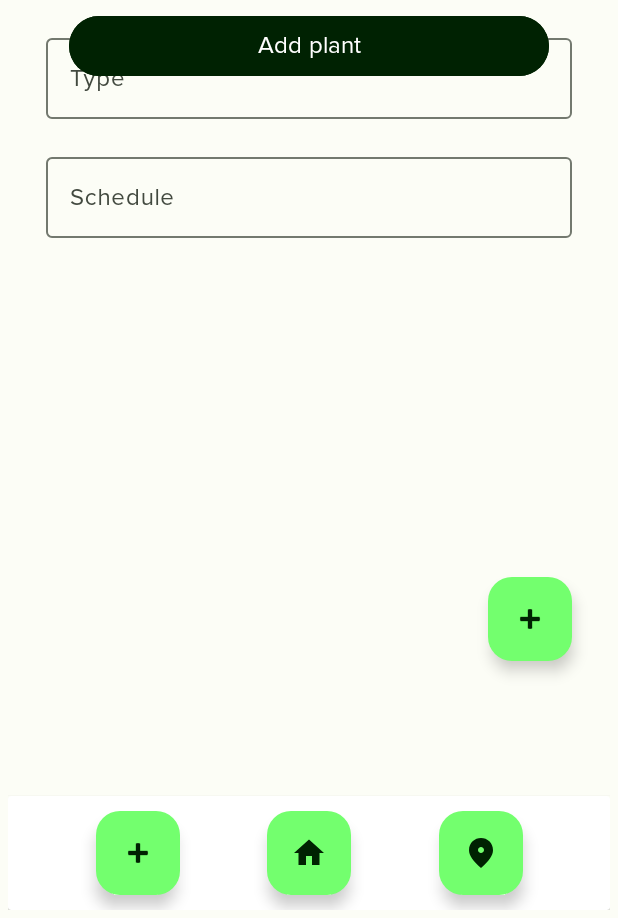
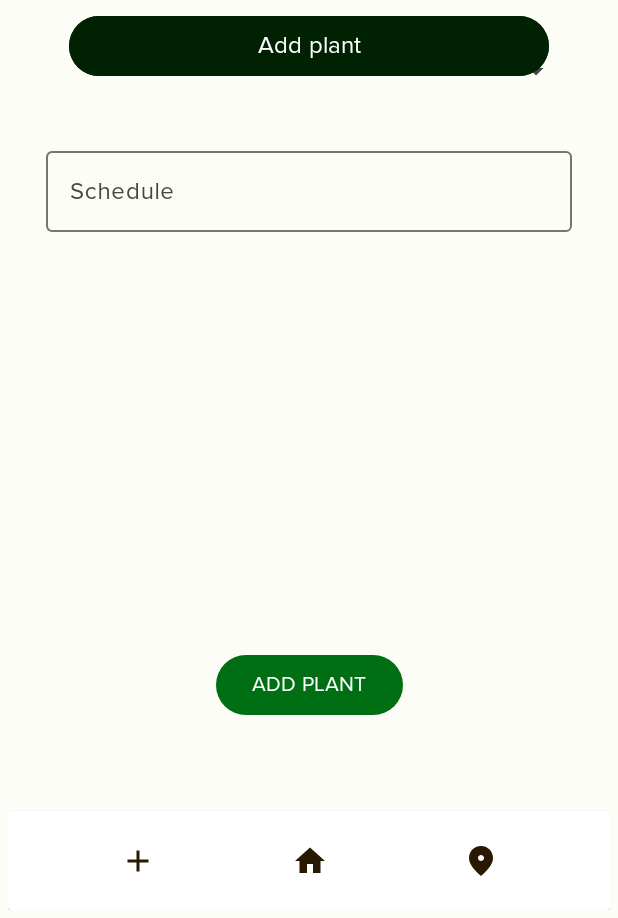
Before and after one commit to mlukee/plantBuddyMobileApp, an Android app: the fragment InputFragment placed in its activity, on a phone screen of 412 x 824 dp, the part 318-1236 px from its top. Run offline under Robolectric (Android 15) with nearby library versions, the phone set to English and light mode, and no system bars; 4 statements that could not run were skipped.

Commit message:
Change main activity buttons

```diff
--- a/app/src/main/java/com/example/plantbuddy/InputFragment.kt
+++ b/app/src/main/java/com/example/plantbuddy/InputFragment.kt
@@ -5,6 +5,9 @@ import androidx.fragment.app.Fragment
 import android.view.LayoutInflater
 import android.view.View
 import android.view.ViewGroup
+import android.widget.AdapterView
+import android.widget.ArrayAdapter
+import android.widget.Toast
 import androidx.fragment.app.setFragmentResult
 import com.example.lib.Plant
 import com.example.plantbuddy.databinding.FragmentInputBinding
@@ -20,50 +23,78 @@ enum class ARGUMENTS(val key: String) {
 class InputFragment : Fragment(R.layout.fragment_input) {
     private lateinit var binding: FragmentInputBinding
     private var plantID: String? = null
+
     override fun onCreateView(
         inflater: LayoutInflater, container: ViewGroup?,
         savedInstanceState: Bundle?
     ): View? {
-        binding = FragmentInputBinding.inflate(layoutInflater)
+        binding = FragmentInputBinding.inflate(inflater, container, false)
 
-        arguments?.getString(ARGUMENTS.PLANT_NAME.key)?.let {
-            binding.inputNameText.editText?.setText(it)
-        }
-        arguments?.getString(ARGUMENTS.PLANT_TYPE.key)?.let {
-            binding.inputTypeText?.editText?.setText(it)
-        }
-        arguments?.getString(ARGUMENTS.PLANT_SCHEDULE.key)?.let {
-            binding.inputScheduleText?.editText?.setText(it)
-        }
-
-        plantID = arguments?.getString(ARGUMENTS.PLANT_ID.key)
-
-        val isEditing = arguments?.containsKey(ARGUMENTS.PLANT_NAME.key) == true
-        val requestKey = if (isEditing) "editRequestKey" else "addRequestKey"
-        if (isEditing) {
-            binding.fragmentInputHeading.text = "UPDATE PLANT"
-        }
+        setupSpinner()
 
         binding.addPlant.setOnClickListener {
+            if(binding.inputNameText.editText?.text.toString() == "") {
+                Toast.makeText(context, "You need to input plant name!", Toast.LENGTH_SHORT).show()
+            }else {
                 val result = Bundle().apply {
-                if (isEditing) {
-                    putString(ARGUMENTS.PLANT_ID.key, plantID)
-                }
-                putString(ARGUMENTS.PLANT_NAME.key, binding.inputNameText.editText?.text.toString())
-                putString(ARGUMENTS.PLANT_TYPE.key, binding.inputTypeText?.editText?.text.toString())
+                    putString(
+                        ARGUMENTS.PLANT_NAME.key,
+                        binding.inputNameText.editText?.text.toString()
+                    )
+                    putString(
+                        ARGUMENTS.PLANT_TYPE.key,
+                        binding.plantTypeSpinner?.selectedItem.toString()
+                    )
                     putString(
                         ARGUMENTS.PLANT_SCHEDULE.key,
                         binding.inputScheduleText?.editText?.text.toString()
                     )
                 }
 
-            // Set the result with a unique requestKey and the bundle
-            setFragmentResult(requestKey, result)
-
-            // Optionally close the fragment
+                setFragmentResult("addRequestKey", result)
                 parentFragmentManager.popBackStack()
+            }
         }
 
         return binding.root
     }
+
+    private fun setupSpinner() {
+        ArrayAdapter.createFromResource(
+            requireContext(),
+            R.array.plant_types,
+            android.R.layout.simple_spinner_item
+        ).also { adapter ->
+            adapter.setDropDownViewResource(android.R.layout.simple_spinner_dropdown_item)
+            binding.plantTypeSpinner?.adapter = adapter
         }
+
+        binding.plantTypeSpinner?.onItemSelectedListener = object : AdapterView.OnItemSelectedListener {
+            override fun onItemSelected(parent: AdapterView<*>, view: View, position: Int, id: Long) {
+                val selectedPlantType = parent.getItemAtPosition(position).toString()
+                updateWateringSchedule(selectedPlantType)
+            }
+
+            override fun onNothingSelected(parent: AdapterView<*>) {}
+        }
+    }
+
+    private fun updateWateringSchedule(plantType: String) {
+            val schedule = when (plantType) {
+                "Cactus", "Succulent", "Bamboo", "Aloe Vera",
+                "Snake Plant", "Ficus", "Bonsai", "Palm",
+                "Jade Plant", "Sunflower" -> "Every 7-10 days"
+
+                "Orchid", "Spider Plant", "Peace Lily", "Rubber Plant",
+                "Pothos", "Money Tree", "Calathea", "Monstera",
+                "Daisy", "Hydrangea" -> "Every 5-7 days"
+
+                "Fern", "Rose", "Lilac" -> "Every 2-3 days"
+                "Begonia", "Zinnia", "Marigold" -> "Every 3-5 days"
+                "Philodendron", "Lavender" -> "Every 2-3 weeks"
+                "Tulip" -> "Every 7 days"
+                else -> "Default schedule"
+            }
+        binding.inputScheduleText?.editText?.setText(schedule)
+    }
+}
--- a/app/src/main/java/com/example/plantbuddy/MapsActivity.kt
+++ b/app/src/main/java/com/example/plantbuddy/MapsActivity.kt
@@ -53,10 +53,10 @@ class MapsActivity : AppCompatActivity(), OnMapReadyCallback {
             val markerOptions = MarkerOptions()
                 .position(latLng)
                 .title(name)
-                .icon(bitmapDescriptor) // Set the custom icon here
+                .icon(bitmapDescriptor)
             val marker = mMap.addMarker(markerOptions)
 
-            marker?.tag = store // Store the JSON object in the marker tag for later retrieval
+            marker?.tag = store
         }
 
         mMap.setOnMarkerClickListener { marker ->
--- a/app/src/main/java/com/example/plantbuddy/StoreDetailActivity.kt
+++ b/app/src/main/java/com/example/plantbuddy/StoreDetailActivity.kt
@@ -15,10 +15,9 @@ class StoreDetailActivity : AppCompatActivity() {
         binding = ActivityStoreDetailBinding.inflate(layoutInflater)
         setContentView(binding.root)
 
-        if(intent.hasExtra("store_details")) {
+        if (intent.hasExtra("store_details")) {
             val storeDetails = intent.getStringExtra("store_details")?.let { JSONObject(it) }
 
-            // Assuming you have a field "image_name" in your JSON which corresponds to drawable names
             storeDetails?.let {
                 val imageName = it.optString("imgSrc")
                 val resourceId = resources.getIdentifier(imageName, "drawable", packageName)
--- /dev/null
+++ b/app/src/main/res/drawable/add_img.xml
@@ -0,0 +1,5 @@
+<vector android:height="24dp"
+    android:viewportHeight="24" android:viewportWidth="24"
+    android:width="24dp" xmlns:android="http://schemas.android.com/apk/res/android">
+    <path android:fillColor="@color/md_theme_onTertiaryContainer" android:pathData="M19,13h-6v6h-2v-6H5v-2h6V5h2v6h6v2z"/>
+</vector>
--- a/app/src/main/res/drawable/ic_home_black_24dp.xml
+++ b/app/src/main/res/drawable/ic_home_black_24dp.xml
@@ -4,6 +4,6 @@
     android:viewportWidth="24.0"
     android:viewportHeight="24.0">
     <path
-        android:fillColor="#FF000000"
+        android:fillColor="@color/md_theme_onTertiaryContainer"
         android:pathData="M10,20v-6h4v6h5v-8h3L12,3 2,12h3v8z" />
 </vector>
--- a/app/src/main/res/drawable/maps_marker.xml
+++ b/app/src/main/res/drawable/maps_marker.xml
@@ -1,4 +1,4 @@
-<vector android:height="24dp" android:tint="#000000"
+<vector android:height="24dp" android:tint="@color/md_theme_onTertiaryContainer"
     android:viewportHeight="24" android:viewportWidth="24"
     android:width="24dp" xmlns:android="http://schemas.android.com/apk/res/android">
     <path android:fillColor="@android:color/white" android:pathData="M12,2c-4.2,0 -8,3.22 -8,8.2c0,3.32 2.67,7.25 8,11.8c5.33,-4.55 8,-8.48 8,-11.8C20,5.22 16.2,2 12,2zM12,12c-1.1,0 -2,-0.9 -2,-2c0,-1.1 0.9,-2 2,-2c1.1,0 2,0.9 2,2C14,11.1 13.1,12 12,12z"/>
--- a/app/src/main/res/layout-v28/fragment_input.xml
+++ b/app/src/main/res/layout-v28/fragment_input.xml
@@ -20,18 +20,7 @@
         app:layout_constraintStart_toStartOf="@+id/guideline"
         app:layout_constraintTop_toTopOf="parent" />
 
-    <com.google.android.material.floatingactionbutton.FloatingActionButton
-        android:id="@+id/addPlant"
-        android:layout_width="wrap_content"
-        android:layout_height="wrap_content"
-        android:layout_marginBottom="80dp"
-        android:layout_weight="1"
-        android:clickable="true"
-        android:contentDescription="@string/fabAdd_description"
-        android:focusable="true"
-        android:src="@android:drawable/ic_input_add"
-        app:layout_constraintBottom_toBottomOf="parent"
-        app:layout_constraintEnd_toStartOf="@+id/guideline2" />
+
 
     <com.google.android.material.textfield.TextInputLayout
         android:id="@+id/input_nameText"
@@ -52,30 +41,13 @@
     </com.google.android.material.textfield.TextInputLayout>
 
     <com.google.android.material.textfield.TextInputLayout
-        android:id="@+id/input_typeText"
-        android:layout_width="0dp"
-        android:layout_height="wrap_content"
-        android:layout_marginTop="20dp"
-        app:layout_constraintEnd_toStartOf="@id/guideline2"
-        app:layout_constraintStart_toStartOf="@+id/guideline"
-        app:layout_constraintTop_toBottomOf="@id/input_nameText">
-
-        <com.google.android.material.textfield.TextInputEditText
-            android:id="@+id/inputType"
-            android:layout_width="match_parent"
-            android:layout_height="wrap_content"
-            android:hint="@string/etHintType"
-            android:inputType="text" />
-    </com.google.android.material.textfield.TextInputLayout>
-
-    <com.google.android.material.textfield.TextInputLayout
         android:id="@+id/input_ScheduleText"
         android:layout_width="0dp"
         android:layout_height="wrap_content"
         android:layout_marginTop="20dp"
         app:layout_constraintEnd_toStartOf="@id/guideline2"
         app:layout_constraintStart_toStartOf="@+id/guideline"
-        app:layout_constraintTop_toBottomOf="@id/input_typeText">
+        app:layout_constraintTop_toBottomOf="@id/plantTypeSpinner">
 
         <com.google.android.material.textfield.TextInputEditText
             android:id="@+id/inputSchedule"
@@ -99,4 +71,24 @@
         android:orientation="vertical"
         app:layout_constraintGuide_percent="0.96" />
 
+    <Spinner
+        android:id="@+id/plantTypeSpinner"
+        android:layout_width="0dp"
+        android:layout_height="55dp"
+        android:layout_marginTop="20dp"
+
+        app:layout_constraintEnd_toStartOf="@+id/guideline2"
+        app:layout_constraintStart_toStartOf="@+id/guideline"
+        app:layout_constraintTop_toBottomOf="@+id/input_nameText" />
+
+    <Button
+        android:id="@+id/addPlant"
+        android:layout_width="wrap_content"
+        android:layout_height="wrap_content"
+        android:layout_marginBottom="50dp"
+        android:text="ADD PLANT"
+        app:layout_constraintBottom_toBottomOf="parent"
+        app:layout_constraintEnd_toStartOf="@+id/guideline2"
+        app:layout_constraintStart_toStartOf="@+id/guideline" />
+
 </androidx.constraintlayout.widget.ConstraintLayout>
--- a/app/src/main/res/layout/activity_main.xml
+++ b/app/src/main/res/layout/activity_main.xml
@@ -3,8 +3,8 @@
     xmlns:app="http://schemas.android.com/apk/res-auto"
     xmlns:tools="http://schemas.android.com/tools"
     android:layout_width="match_parent"
+    android:layout_height="match_parent"
     android:padding="5dp"
-    android:layout_height="match_parent"
     tools:context=".MainActivity">
 
     <androidx.cardview.widget.CardView
@@ -80,31 +80,13 @@
             android:layout_width="match_parent"
             android:layout_height="wrap_content">
 
-            <com.google.android.material.floatingactionbutton.FloatingActionButton
-                android:id="@+id/fabAdd"
-                android:layout_width="wrap_content"
-                android:layout_height="wrap_content"
-                android:layout_marginTop="10dp"
-                android:layout_marginBottom="10dp"
-                android:clickable="true"
-                android:src="@android:drawable/ic_input_add"
-                app:layout_constraintBottom_toBottomOf="parent"
-                app:layout_constraintEnd_toStartOf="@+id/fabHome"
-                app:layout_constraintHorizontal_bias="0.5"
-                app:layout_constraintStart_toStartOf="parent"
-                app:layout_constraintTop_toTopOf="parent"
-                android:focusable="true"
-                android:contentDescription="@string/fabAdd_description" />
-
-            <com.google.android.material.floatingactionbutton.FloatingActionButton
+            <ImageButton
                 android:id="@+id/fabHome"
-                android:layout_width="wrap_content"
-                android:layout_height="wrap_content"
-                android:layout_marginTop="10dp"
-                android:layout_marginBottom="10dp"
-                android:clickable="true"
-                android:contentDescription="@string/fabHome_description"
-                android:focusable="true"
+                android:layout_width="@dimen/buttonWH"
+                android:layout_height="@dimen/buttonWH"
+                android:layout_marginTop="5dp"
+                android:layout_marginBottom="5dp"
+                android:background="@android:color/transparent"
                 android:src="@drawable/ic_home_black_24dp"
                 app:layout_constraintBottom_toBottomOf="parent"
                 app:layout_constraintEnd_toStartOf="@+id/fabMaps"
@@ -112,22 +94,35 @@
                 app:layout_constraintStart_toEndOf="@+id/fabAdd"
                 app:layout_constraintTop_toTopOf="parent" />
 
-            <com.google.android.material.floatingactionbutton.FloatingActionButton
+            <ImageButton
+                android:id="@+id/fabAdd"
+                android:layout_width="@dimen/buttonWH"
+                android:layout_height="@dimen/buttonWH"
+                android:layout_marginTop="5dp"
+                android:layout_marginBottom="5dp"
+                android:background="@android:color/transparent"
+                android:src="@drawable/add_img"
+                app:layout_constraintBottom_toBottomOf="parent"
+                app:layout_constraintEnd_toStartOf="@+id/fabHome"
+                app:layout_constraintHorizontal_bias="0.5"
+                app:layout_constraintStart_toStartOf="parent"
+                app:layout_constraintTop_toTopOf="parent" />
+
+            <ImageButton
                 android:id="@+id/fabMaps"
-                android:layout_width="wrap_content"
-                android:layout_height="wrap_content"
-                android:layout_marginTop="10dp"
-                android:layout_marginBottom="10dp"
                 android:onClick="onFabMapsClick"
-                android:clickable="true"
-                android:contentDescription="@string/fabMaps_description"
-                android:focusable="true"
+                android:layout_width="@dimen/buttonWH"
+                android:layout_height="@dimen/buttonWH"
+                android:layout_marginTop="5dp"
+                android:layout_marginBottom="5dp"
+                android:background="@android:color/transparent"
                 android:src="@drawable/maps_marker"
                 app:layout_constraintBottom_toBottomOf="parent"
                 app:layout_constraintEnd_toEndOf="parent"
                 app:layout_constraintHorizontal_bias="0.5"
                 app:layout_constraintStart_toEndOf="@+id/fabHome"
                 app:layout_constraintTop_toTopOf="parent" />
+
         </androidx.constraintlayout.widget.ConstraintLayout>
 
     </androidx.cardview.widget.CardView>
@@ -156,4 +151,5 @@
         app:layout_constraintStart_toStartOf="@id/cardViewAddFirstPlant"
         app:layout_constraintTop_toBottomOf="@+id/cardViewAddFirstPlant" />
 
+
 </androidx.constraintlayout.widget.ConstraintLayout>
--- a/app/src/main/res/values/dimens.xml
+++ b/app/src/main/res/values/dimens.xml
@@ -4,4 +4,5 @@
     <!-- Default screen margins, per the Android Design guidelines. -->
     <dimen name="activity_horizontal_margin">16dp</dimen>
     <dimen name="activity_vertical_margin">16dp</dimen>
+    <dimen name="buttonWH">55dp</dimen>
 </resources>
--- a/app/src/main/res/values/strings.xml
+++ b/app/src/main/res/values/strings.xml
@@ -25,4 +25,38 @@
     <string name="title_dashboard">Dashboard</string>
     <string name="title_notifications">Notifications</string>
     <string name="title_activity_maps">MapsActivity</string>
+
+
+    <string-array name="plant_types">
+        <item>Cactus</item>
+        <item>Orchid</item>
+        <item>Fern</item>
+        <item>Succulent</item>
+        <item>Bamboo</item>
+        <item>Spider Plant</item>
+        <item>Peace Lily</item>
+        <item>Aloe Vera</item>
+        <item>Snake Plant</item>
+        <item>Philodendron</item>
+        <item>Rubber Plant</item>
+        <item>Ficus</item>
+        <item>Pothos</item>
+        <item>Bonsai</item>
+        <item>Palm</item>
+        <item>Money Tree</item>
+        <item>Jade Plant</item>
+        <item>Calathea</item>
+        <item>Monstera</item>
+        <item>Begonia</item>
+        <item>Lavender</item>
+        <item>Rose</item>
+        <item>Zinnia</item>
+        <item>Marigold</item>
+        <item>Daisy</item>
+        <item>Hydrangea</item>
+        <item>Tulip</item>
+        <item>Sunflower</item>
+        <item>Lilac</item>
+    </string-array>
+
 </resources>
```
Also changed, not shown: app/src/main/res/drawable/ic_dashboard_black_24dp.xml (deleted, +0 -9 lines), app/src/main/res/drawable/ic_notifications_black_24dp.xml (deleted, +0 -9 lines). Lines whose indentation alone changed are shown as unchanged.
